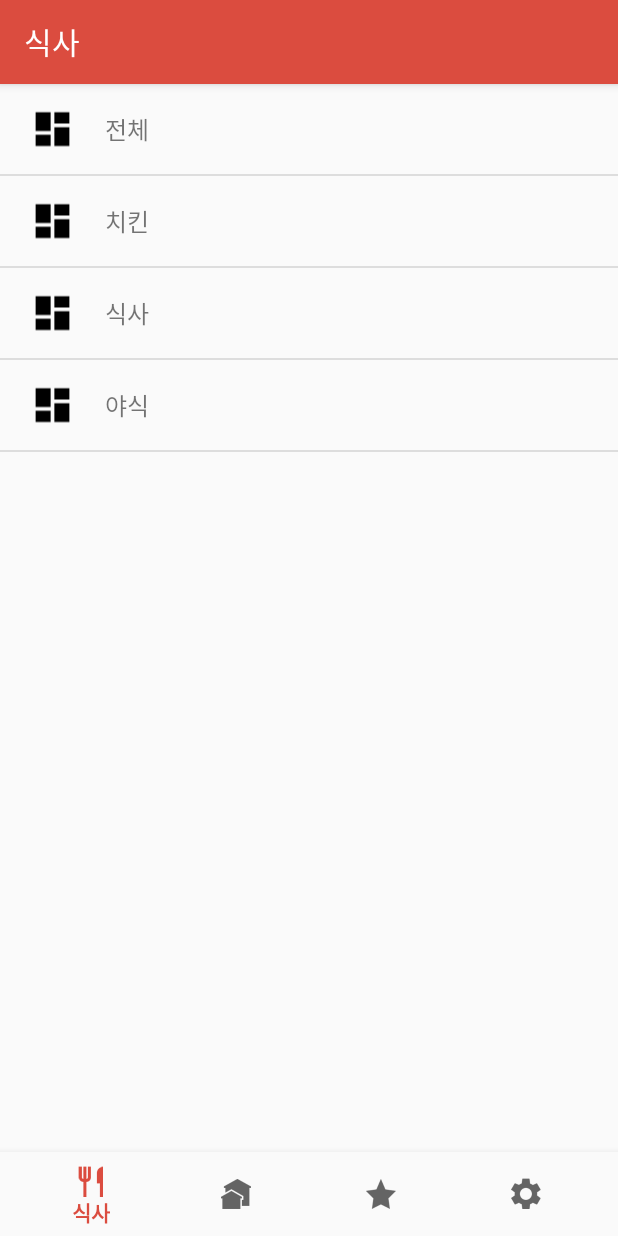
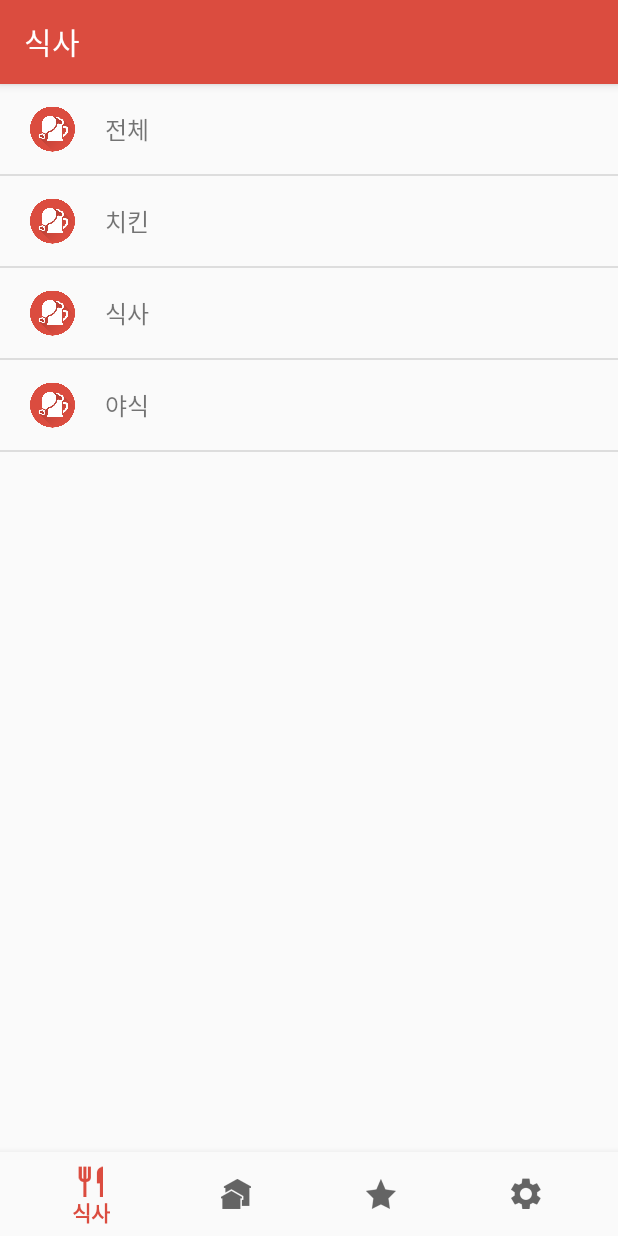
Before and after one commit to AfterNoodle/AfterNoodleAndroid, an Android app: the screen it shows after launch (MainActivity), on a phone screen of 412 x 824 dp. Run offline under Robolectric (Android 15) with nearby library versions, the phone set to English and light mode, and no system bars; our stand-ins replace ButterKnife.

Commit message:
error solved

```diff
--- a/app/src/main/java/com/yamae/yamaeapp/Fragment/StoreCategoryFragment.java
+++ b/app/src/main/java/com/yamae/yamaeapp/Fragment/StoreCategoryFragment.java
@@ -47,10 +47,10 @@ public class StoreCategoryFragment extends Fragment {
         recyclerView.setLayoutManager(layoutManager);
 
         items = new ArrayList<>();
-        items.add(new StoreCategoryItem(R.drawable.ic_dashboard_black_24dp,"전체"));
-        items.add(new StoreCategoryItem(R.drawable.ic_dashboard_black_24dp,"치킨"));
-        items.add(new StoreCategoryItem(R.drawable.ic_dashboard_black_24dp,"식사"));
-        items.add(new StoreCategoryItem(R.drawable.ic_dashboard_black_24dp,"야식"));
+        items.add(new StoreCategoryItem(R.mipmap.logo_rounded,"전체"));
+        items.add(new StoreCategoryItem(R.mipmap.logo_rounded,"치킨"));
+        items.add(new StoreCategoryItem(R.mipmap.logo_rounded,"식사"));
+        items.add(new StoreCategoryItem(R.mipmap.logo_rounded,"야식"));
 
 
         recyclerView.setAdapter(new StoreCategoryAdapter(items,mContext));
```
Also changed, not shown: app/src/main/res/layout/fragment_living_list.xml (added, +20 -0 lines), app/src/main/res/menu/menu_back_search.xml (added, +10 -0 lines), app/src/main/res/menu/menu_bookmark.xml (added, +10 -0 lines), app/src/main/res/menu/menu_share.xml (added, +10 -0 lines), app/src/main/res/mipmap-xxxhdpi/ic_bookmark_empty_w192.png (added), app/src/main/res/mipmap-xxxhdpi/ic_bookmark_w192.png (added).
